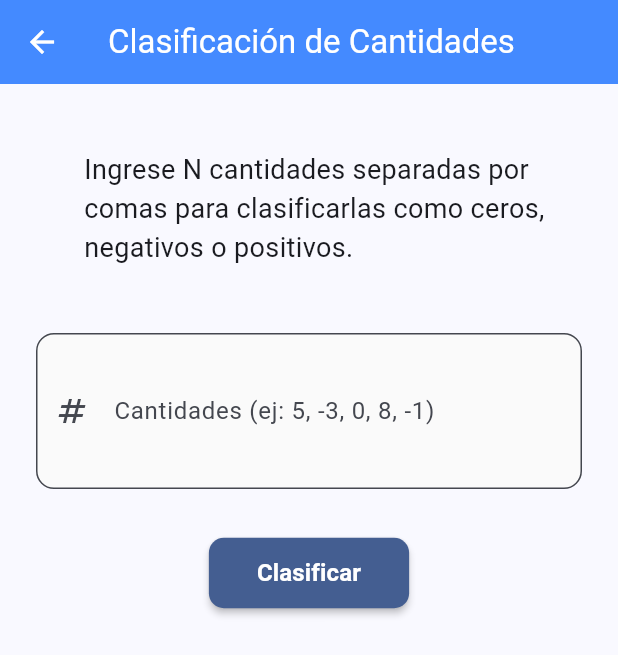
After one commit to saraycanarteg/DesarrolloAppMoviles, a Flutter app: the Problema4HomeView screen opened by its route, on a phone screen of 412 x 824 dp. The commit adds this screen. Shown: the top 655 px of the screen. Run offline on Flutter 3.47's test engine with Material 3 defaults, Android fonts, the phone set to English and light mode, and no system bars.

Commit message:
Ejercicio 4.3 Lab 2

```diff
--- /dev/null
+++ b/lab_2/lib/controller/problema4_controller.dart
@@ -0,0 +1,41 @@
+import '../model/problema4_model.dart';
+
+class Problema4Controller {
+  Map<String, dynamic> calcularResultados(String cantidadesString) {
+    if (cantidadesString.isEmpty) {
+      return {"error": "Ingrese al menos una cantidad"};
+    }
+
+    // Dividir por comas y procesar
+    final valores = cantidadesString.split(',').map((s) => s.trim()).toList();
+
+    // Validar que no haya valores vacíos
+    if (valores.any((v) => v.isEmpty)) {
+      return {"error": "No ingrese valores vacíos entre comas"};
+    }
+
+    // Intentar convertir a double
+    final cantidades = <double>[];
+    for (String valor in valores) {
+      final num = double.tryParse(valor);
+      if (num == null) {
+        return {"error": "El valor '$valor' no es un número válido"};
+      }
+      cantidades.add(num);
+    }
+
+    if (cantidades.isEmpty) {
+      return {"error": "Ingrese al menos una cantidad"};
+    }
+
+    final modelo = Problema4Model(cantidades);
+    final resultados = modelo.obtenerResultados();
+
+    return {
+      "ceros": resultados['ceros'].toString(),
+      "negativos": resultados['negativos'].toString(),
+      "positivos": resultados['positivos'].toString(),
+      "total": resultados['total'].toString(),
+    };
+  }
+}
--- a/lab_2/lib/main.dart
+++ b/lab_2/lib/main.dart
@@ -5,6 +5,8 @@ import 'view/problema1/home_page_view.dart';
 import 'view/problema1/resultado_page_view.dart';
 import 'view/problema2/profesor_view.dart';
 import 'view/problema2/resultado_profesor_view.dart';
+import 'view/problema4/home_page_view.dart' as problema4;
+import 'view/problema4/resultado_page_view.dart';
 
 void main() {
   runApp(MyApp());
@@ -24,6 +26,8 @@ class MyApp extends StatelessWidget {
         '/resultado': (context) => ResultadoPageView(),
         '/profesor': (context) => ProfesorView(),
         '/resultado_profesor': (context) => ResultadoProfesorView(),
+        '/problema4': (context) => problema4.Problema4HomeView(),
+        '/resultado_problema4': (context) => Problema4ResultadoView(),
       },
       theme: ThemeData(
         colorScheme: ColorScheme.fromSeed(seedColor: Colors.blueAccent),
--- /dev/null
+++ b/lab_2/lib/model/problema4_model.dart
@@ -0,0 +1,28 @@
+class Problema4Model {
+  final List<double> cantidades;
+
+  Problema4Model(this.cantidades);
+
+  int get contarCeros {
+    return cantidades.where((num) => num == 0).length;
+  }
+
+  int get contarNegativos {
+    return cantidades.where((num) => num < 0).length;
+  }
+
+  int get contarPositivos {
+    return cantidades.where((num) => num > 0).length;
+  }
+
+  int get total => cantidades.length;
+
+  Map<String, dynamic> obtenerResultados() {
+    return {
+      'ceros': contarCeros,
+      'negativos': contarNegativos,
+      'positivos': contarPositivos,
+      'total': total,
+    };
+  }
+}
--- /dev/null
+++ b/lab_2/lib/view/problema4/home_page_view.dart
@@ -0,0 +1,79 @@
+import 'package:flutter/material.dart';
+import '../../controller/problema4_controller.dart';
+import '../../widgets/atoms/custom_button.dart';
+import '../../widgets/atoms/custom_input.dart';
+
+class Problema4HomeView extends StatefulWidget {
+  @override
+  State<Problema4HomeView> createState() => _Problema4HomeViewState();
+}
+
+class _Problema4HomeViewState extends State<Problema4HomeView> {
+  final controller = Problema4Controller();
+  final cantidadesController = TextEditingController();
+
+  void _calcular() {
+    final resultados = controller.calcularResultados(cantidadesController.text);
+
+    if (resultados.containsKey("error")) {
+      ScaffoldMessenger.of(context).showSnackBar(
+        SnackBar(content: Text(resultados["error"]!)),
+      );
+    } else {
+      Navigator.pushNamed(context, '/resultado_problema4', arguments: resultados);
+    }
+  }
+
+  @override
+  Widget build(BuildContext context) {
+    return Scaffold(
+      appBar: AppBar(
+        title: Text("Clasificación de Cantidades"),
+        backgroundColor: Colors.blueAccent,
+        foregroundColor: Colors.white,
+      ),
+      body: SingleChildScrollView(
+        padding: EdgeInsets.all(24),
+        child: Column(
+          children: [
+            Card(
+              elevation: 0,
+              color: Colors.white.withOpacity(0.05),
+              shape: RoundedRectangleBorder(borderRadius: BorderRadius.circular(15)),
+              child: Padding(
+                padding: const EdgeInsets.all(16.0),
+                child: Row(
+                  children: [
+                    SizedBox(width: 12),
+                    Expanded(
+                      child: Text(
+                        "Ingrese N cantidades separadas por comas para clasificarlas como ceros, negativos o positivos.",
+                        style: TextStyle(fontSize: 18),
+                      ),
+                    ),
+                  ],
+                ),
+              ),
+            ),
+            SizedBox(height: 24),
+            CustomInput(
+              controller: cantidadesController,
+              label: "Cantidades (ej: 5, -3, 0, 8, -1)",
+              icon: Icons.numbers,
+              maxLines: 3,
+              keyboardType: TextInputType.text,
+            ),
+            SizedBox(height: 32),
+            CustomButton(text: "Clasificar", onPressed: _calcular),
+          ],
+        ),
+      ),
+    );
+  }
+
+  @override
+  void dispose() {
+    cantidadesController.dispose();
+    super.dispose();
+  }
+}
--- a/lab_2/lib/widgets/atoms/custom_input.dart
+++ b/lab_2/lib/widgets/atoms/custom_input.dart
@@ -4,18 +4,23 @@ class CustomInput extends StatelessWidget {
   final TextEditingController controller;
   final String label;
   final IconData icon;
+  final int? maxLines;
+  final TextInputType keyboardType;
 
   const CustomInput({
     required this.controller,
     required this.label,
     required this.icon,
+    this.maxLines = 1,
+    this.keyboardType = TextInputType.number,
   });
 
   @override
   Widget build(BuildContext context) {
     return TextFormField(
       controller: controller,
-      keyboardType: TextInputType.number,
+      keyboardType: keyboardType,
+      maxLines: maxLines,
       decoration: InputDecoration(
         labelText: label,
         prefixIcon: Icon(icon),
```
Also changed, not shown: lab_2/lib/view/common/menu_view.dart (+9 -0 lines), lab_2/lib/view/problema4/resultado_page_view.dart (added, +162 -0 lines).
